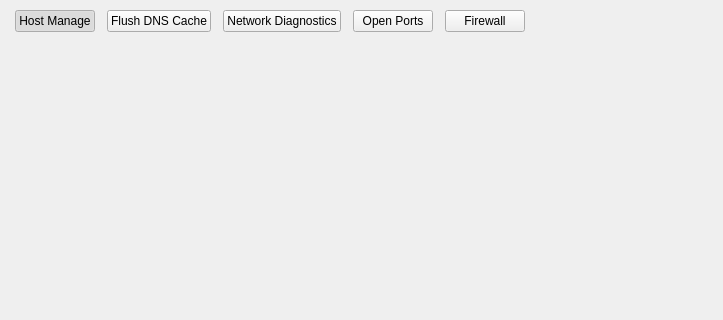
First picture: the form in shared/nexis/Pages/Helpers/helpers_page.ui, repository s4solutionsllc/Nexis, before the edit; both pictures show x 0 to 723 and y 0 to 320 of the 839 by 590 pixel window.
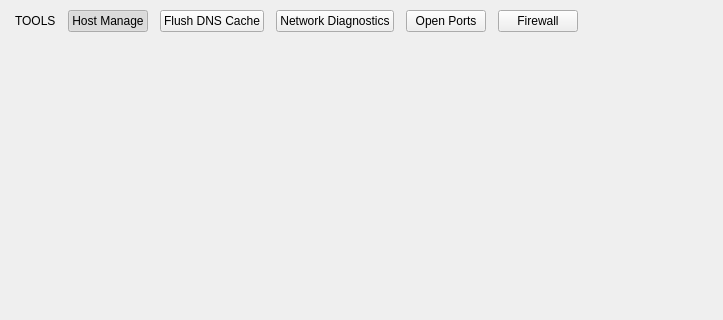
Second picture: the form after the edit.

Commit message:
feat(helpers): two-section layout with maintenance cards (FR-131)
Split the Helpers page header into TOOLS (tab nav buttons) and
MAINTENANCE (clickable QFrame cards) sections. Each maintenance
card shows a title + description and triggers the existing confirm
dialog on click. macOS: 4 cards; Linux: 1. TOOLS compact/resize
behavior is unchanged. mNavItems renamed mToolItems.

The edit to the form file:
```diff
--- a/shared/nexis/Pages/Helpers/helpers_page.ui
+++ b/shared/nexis/Pages/Helpers/helpers_page.ui
@@ -50,6 +50,13 @@
       <property name="bottomMargin">
        <number>0</number>
       </property>
+      <item alignment="Qt::AlignVCenter">
+       <widget class="QLabel" name="lblToolsSection">
+        <property name="text">
+         <string>TOOLS</string>
+        </property>
+       </widget>
+      </item>
       <item alignment="Qt::AlignLeft">
        <widget class="QPushButton" name="btnHostManage">
         <property name="cursor">
```
Left out of the diff: 3 changed lines with no effect on the pictures. The commit also changes 6 other files.
